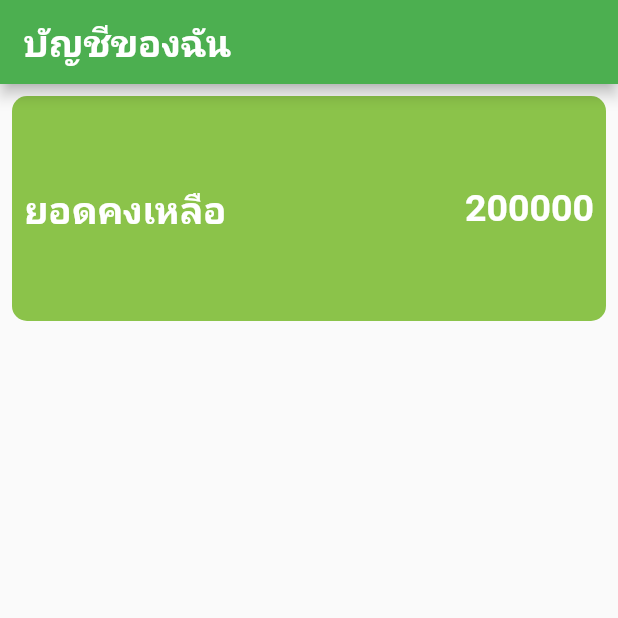
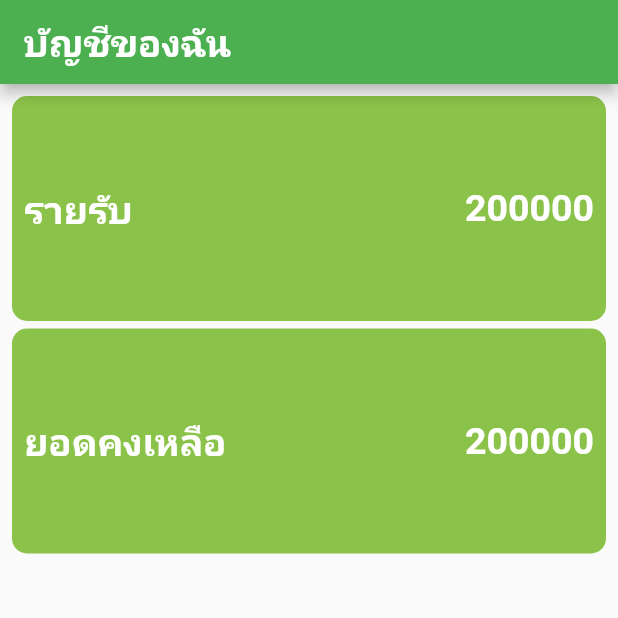
Before and after one commit to joiddev/android_APP, a Flutter app: the screen it shows after launch, on a phone screen of 412 x 824 dp, the top half of it. Run offline on Flutter 3.47's test engine with Material 2 defaults, Android fonts, the phone set to English and light mode, and no system bars.

Commit message:
SizedBox

```diff
--- a/lib/main.dart
+++ b/lib/main.dart
@@ -43,6 +43,39 @@ class _MyHomePageState extends State<MyHomePage> {
             crossAxisAlignment: CrossAxisAlignment.center,
             children: [
               Text(
+                "รายรับ",
+                style: TextStyle(
+                    fontSize: 25,
+                    color: Colors.white,
+                    fontWeight: FontWeight.bold),
+              ),
+              Expanded(
+                child: Text(
+                  "200000",
+                  style: TextStyle(
+                    fontSize: 25,
+                    color: Colors.white,
+                    fontWeight: FontWeight.bold,
+                  ),
+                  textAlign: TextAlign.right,
+                ),
+              )
+            ],
+          ),
+        ),
+        SizedBox(
+          height: 5,
+        ),
+        Container(
+          padding: const EdgeInsets.all(8.0),
+          decoration: BoxDecoration(
+              color: Colors.lightGreen,
+              borderRadius: BorderRadius.circular(10)),
+          height: 150,
+          child: Row(
+            crossAxisAlignment: CrossAxisAlignment.center,
+            children: [
+              Text(
                 "ยอดคงเหลือ",
                 style: TextStyle(
                     fontSize: 25,
@@ -53,10 +86,11 @@ class _MyHomePageState extends State<MyHomePage> {
                 child: Text(
                   "200000",
                   style: TextStyle(
-                      fontSize: 25,
-                      color: Colors.white,
-                      fontWeight: FontWeight.bold,),
-                      textAlign: TextAlign.right,
+                    fontSize: 25,
+                    color: Colors.white,
+                    fontWeight: FontWeight.bold,
+                  ),
+                  textAlign: TextAlign.right,
                 ),
               )
             ],
```
